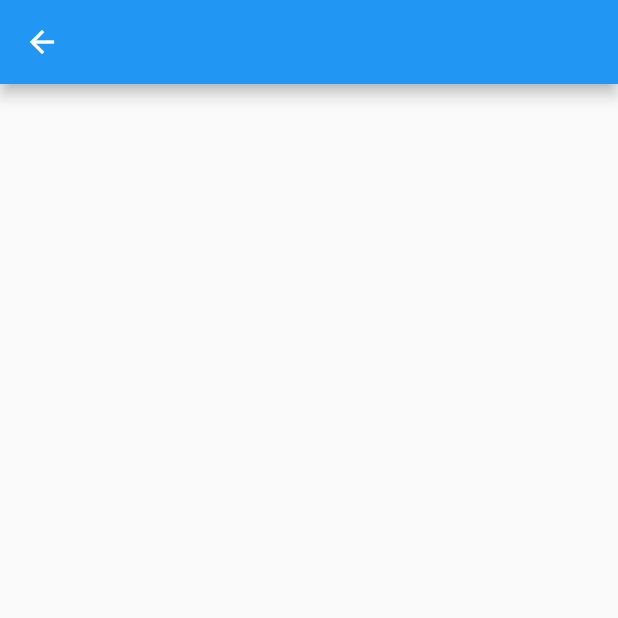
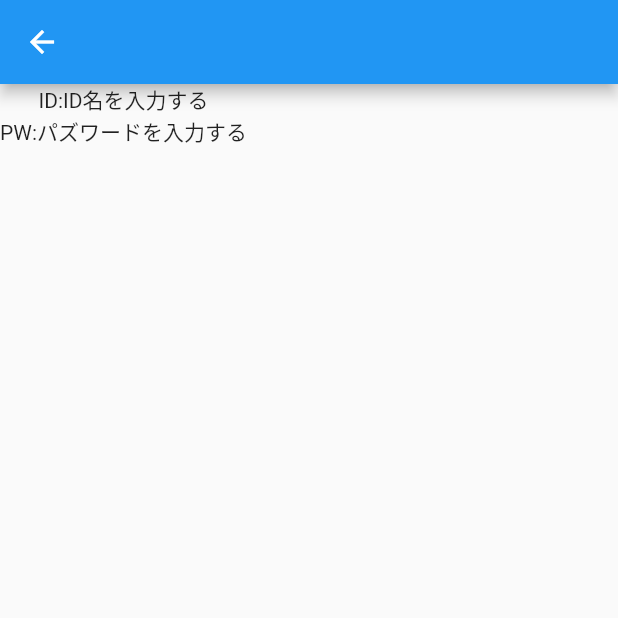
Before and after one commit to okatoku331/todo_list, a Flutter app: the NextPage screen opened directly, on a phone screen of 412 x 824 dp, the top half of it. Run offline on Flutter 3.47's test engine with Material 2 defaults, Android fonts, the phone set to English and light mode, and no system bars.

Commit message:
第12版　NextPage/ Column

```diff
--- a/lib/next_page.dart
+++ b/lib/next_page.dart
@@ -13,6 +13,9 @@ class _NextPageState extends State<NextPage> {
   Widget build(BuildContext context) {
     return Scaffold(
       appBar: AppBar(),
+      body: Column(
+        children: [Text('ID:ID名を入力する'), Text('PW:パズワードを入力する')],
+      ),
     );
   }
 }
```
